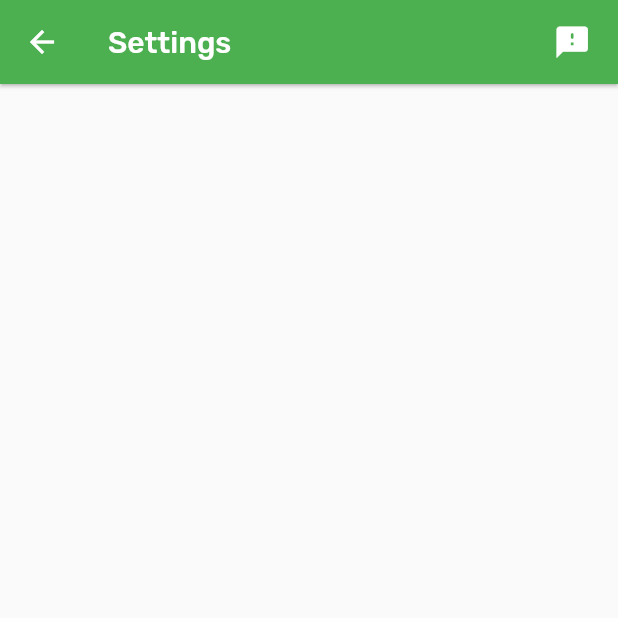
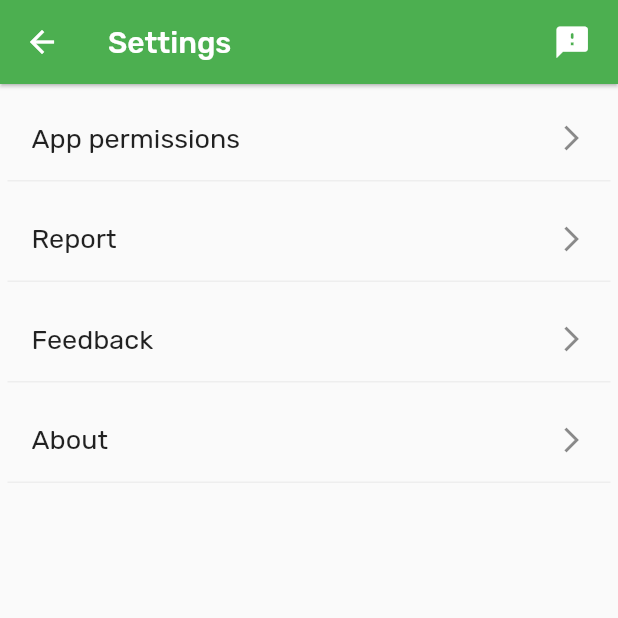
Before and after one commit to adarshnagrikar14/Aashray-gsc23, a Flutter app: the Settings screen opened directly, on a phone screen of 412 x 824 dp, the top half of it. Run offline on Flutter 3.47's test engine with Material 2 defaults, Android fonts, the light colour scheme and no system bars; our stand-ins replace carousel_slider, cloud_firestore, firebase_auth, firebase_core, firebase_storage, floating_bottom_navigation_bar and 12 more; missing offline and left inert: flutter_polyline_points; accounts and stored records are empty.

Commit message:
files update

```diff
--- a/lib/Classes/dashboard_aashray_home.dart
+++ b/lib/Classes/dashboard_aashray_home.dart
@@ -1,8 +1,6 @@
 import 'dart:async';
 
-import 'package:aashray/Classes/provide_aashray_one.dart';
-import 'package:aashray/MainScreen/mainScreen.dart';
-import 'package:aashray/trial.dart';
+import 'package:aashray/Classes/provide_aashray/provide_aashray_one.dart';
 import 'package:carousel_slider/carousel_slider.dart';
 import 'package:cloud_firestore/cloud_firestore.dart';
 import 'package:firebase_auth/firebase_auth.dart';
--- a/lib/Classes/my_aashray.dart
+++ b/lib/Classes/my_aashray.dart
@@ -1,4 +1,4 @@
-import 'package:aashray/Classes/provide_aashray_one.dart';
+import 'package:aashray/Classes/provide_aashray/provide_aashray_one.dart';
 import 'package:carousel_slider/carousel_slider.dart';
 import 'package:cloud_firestore/cloud_firestore.dart';
 import 'package:firebase_auth/firebase_auth.dart';
--- a/lib/Classes/provide_aashray_four.dart
+++ b/lib/Classes/provide_aashray/provide_aashray_four.dart
@@ -1,6 +1,6 @@
 // ignore_for_file: prefer_const_literals_to_create_immutables, prefer_const_constructors, prefer_final_fields
 
-import 'package:aashray/Classes/provide_aashray_review.dart';
+import 'package:aashray/Classes/provide_aashray/provide_aashray_review.dart';
 import 'package:cloud_firestore/cloud_firestore.dart';
 import 'package:firebase_auth/firebase_auth.dart';
 import 'package:flutter/material.dart';
--- a/lib/Classes/provide_aashray_one.dart
+++ b/lib/Classes/provide_aashray/provide_aashray_one.dart
@@ -2,7 +2,7 @@
 
 import 'dart:io';
 
-import 'package:aashray/Classes/provide_aashray_two.dart';
+import 'package:aashray/Classes/provide_aashray/provide_aashray_two.dart';
 import 'package:cloud_firestore/cloud_firestore.dart';
 import 'package:firebase_auth/firebase_auth.dart';
 import 'package:firebase_storage/firebase_storage.dart';
--- a/lib/Classes/provide_aashray_three.dart
+++ b/lib/Classes/provide_aashray/provide_aashray_three.dart
@@ -2,7 +2,7 @@
 
 import 'dart:io';
 
-import 'package:aashray/Classes/provide_aashray_four.dart';
+import 'package:aashray/Classes/provide_aashray/provide_aashray_four.dart';
 import 'package:cloud_firestore/cloud_firestore.dart';
 import 'package:firebase_auth/firebase_auth.dart';
 import 'package:firebase_storage/firebase_storage.dart';
--- a/lib/Classes/provide_aashray_two.dart
+++ b/lib/Classes/provide_aashray/provide_aashray_two.dart
@@ -1,6 +1,6 @@
 // ignore_for_file: prefer_const_constructors, prefer_const_literals_to_create_immutables
 
-import 'package:aashray/Classes/provide_aashray_three.dart';
+import 'package:aashray/Classes/provide_aashray/provide_aashray_three.dart';
 import 'package:cloud_firestore/cloud_firestore.dart';
 import 'package:firebase_auth/firebase_auth.dart';
 import 'package:flutter/material.dart';
--- a/lib/Classes/settings.dart
+++ b/lib/Classes/settings.dart
@@ -1,5 +1,8 @@
+// ignore_for_file: non_constant_identifier_names, constant_identifier_names
+
 import 'package:flutter/material.dart';
 import 'package:fluttertoast/fluttertoast.dart';
+import 'package:permission_handler/permission_handler.dart';
 
 class Settings extends StatefulWidget {
   const Settings({super.key});
@@ -42,6 +45,93 @@ class _SettingsState extends State<Settings> {
           ),
         ],
       ),
+      body: Padding(
+        padding: const EdgeInsets.symmetric(
+          vertical: 8.0,
+          horizontal: 5.0,
+        ),
+        child: Column(
+          children: [
+            ListTile(
+              title: const Text(
+                "App permissions",
+                style: TextStyle(
+                  fontSize: 18.0,
+                ),
+              ),
+              trailing: const Icon(
+                Icons.arrow_forward_ios,
+                size: 20.0,
+              ),
+              onTap: () => openAppSettings(),
+            ),
+            Container(
+              height: 1.0,
+              color: Colors.grey.shade200,
+            ),
+            Padding(
+              padding: const EdgeInsets.only(top: 10.0),
+              child: ListTile(
+                title: const Text(
+                  "Report",
+                  style: TextStyle(
+                    fontSize: 18.0,
+                  ),
+                ),
+                trailing: const Icon(
+                  Icons.arrow_forward_ios,
+                  size: 20.0,
+                ),
+                onTap: () {},
+              ),
+            ),
+            Container(
+              height: 1.0,
+              color: Colors.grey.shade200,
+            ),
+            Padding(
+              padding: const EdgeInsets.only(top: 10.0),
+              child: ListTile(
+                title: const Text(
+                  "Feedback",
+                  style: TextStyle(
+                    fontSize: 18.0,
+                  ),
+                ),
+                trailing: const Icon(
+                  Icons.arrow_forward_ios,
+                  size: 20.0,
+                ),
+                onTap: () {},
+              ),
+            ),
+            Container(
+              height: 1.0,
+              color: Colors.grey.shade200,
+            ),
+            Padding(
+              padding: const EdgeInsets.only(top: 10.0),
+              child: ListTile(
+                title: const Text(
+                  "About",
+                  style: TextStyle(
+                    fontSize: 18.0,
+                  ),
+                ),
+                trailing: const Icon(
+                  Icons.arrow_forward_ios,
+                  size: 20.0,
+                ),
+                onTap: () {},
+              ),
+            ),
+            Container(
+              height: 1.0,
+              color: Colors.grey.shade200,
+            ),
+          ],
+        ),
+      ),
     );
   }
 }
--- a/lib/splashscreen.dart
+++ b/lib/splashscreen.dart
@@ -100,7 +100,7 @@ class _SplashscreenState extends State<Splashscreen> {
             MaterialPageRoute(
               // Main
               builder: (context) => MainScreen(
-                screenName: "AashrayHome",
+                screenName: "AashrayDefault",
               ),
             ),
           );
```
Also changed, not shown: lib/Classes/dashboard_aashray_default.dart (+58 -3 lines), lib/Classes/provide_aashray/provide_aashray_review.dart (renamed from lib/Classes/provide_aashray_review.dart).
